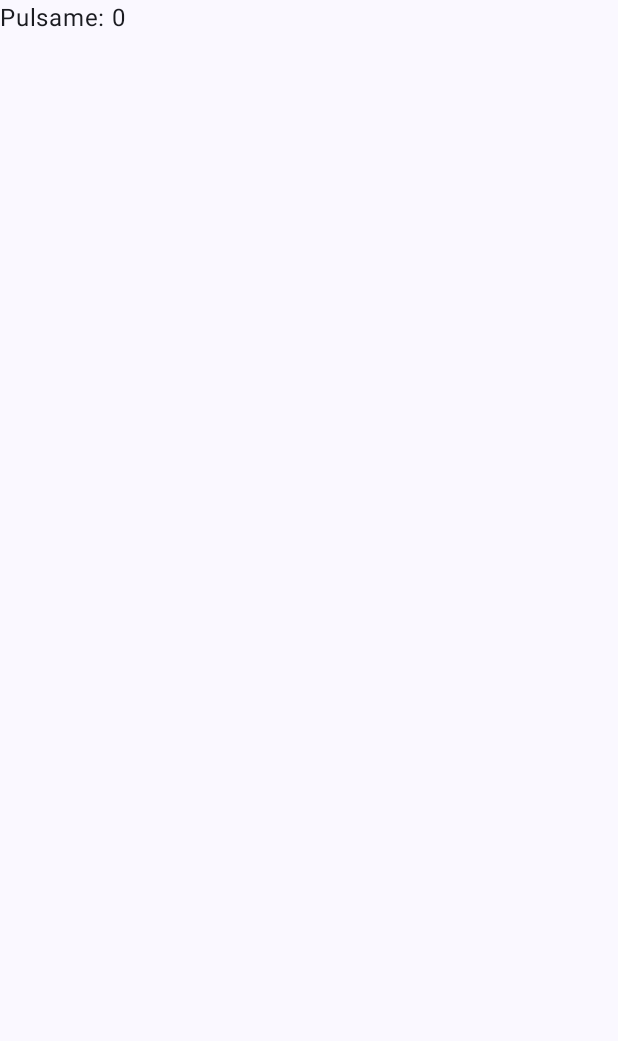
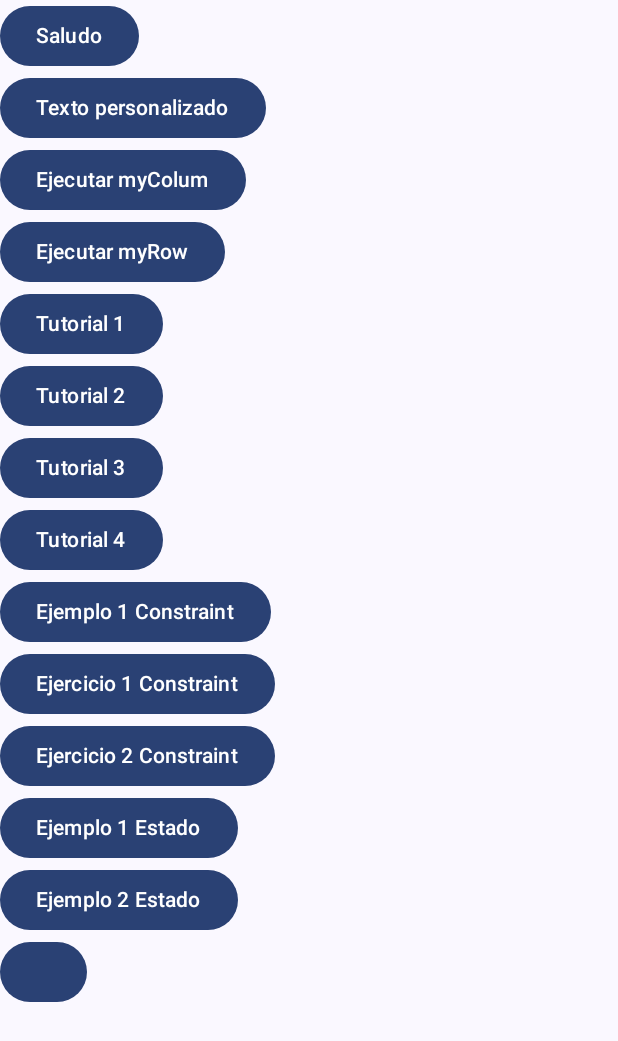
Before and after one commit to diegobenito2/Compose, an Android app built with Jetpack Compose: the screen it shows after launch (MainActivity), on a phone screen of 412 x 824 dp. Before the commit the part shown is almost empty. Shown: the top 1041 px of the screen. Run offline under Robolectric (Android 15) with nearby library versions, the phone set to English and light mode, and no system bars.

```diff
--- a/app/src/main/java/com/example/primeraaplicacioncompose/Components/Layouts/MyColumn.kt
+++ b/app/src/main/java/com/example/primeraaplicacioncompose/Components/Layouts/MyColumnRow.kt
@@ -6,16 +6,13 @@ import androidx.compose.foundation.layout.Arrangement
 import androidx.compose.foundation.layout.Column
 import androidx.compose.foundation.layout.Row
 import androidx.compose.foundation.layout.fillMaxHeight
-import androidx.compose.foundation.layout.fillMaxSize
 import androidx.compose.foundation.layout.fillMaxWidth
-import androidx.compose.foundation.layout.padding
 import androidx.compose.foundation.rememberScrollState
 import androidx.compose.foundation.verticalScroll
 import androidx.compose.material3.Text
 import androidx.compose.runtime.Composable
 import androidx.compose.ui.Modifier
 import androidx.compose.ui.graphics.Color
-import java.util.EnumSet.range
 
 
 @Composable
--- a/app/src/main/java/com/example/primeraaplicacioncompose/MainActivity.kt
+++ b/app/src/main/java/com/example/primeraaplicacioncompose/MainActivity.kt
@@ -4,23 +4,30 @@ import android.os.Bundle
 import androidx.activity.ComponentActivity
 import androidx.activity.compose.setContent
 import androidx.activity.enableEdgeToEdge
-import androidx.compose.foundation.background
-import androidx.compose.foundation.layout.Box
+import androidx.compose.foundation.layout.Column
 import androidx.compose.foundation.layout.fillMaxSize
-import androidx.compose.foundation.layout.fillMaxWidth
 import androidx.compose.foundation.layout.padding
-import androidx.compose.foundation.layout.size
+import androidx.compose.material3.Button
 import androidx.compose.material3.Scaffold
 import androidx.compose.material3.Text
 import androidx.compose.runtime.Composable
-import androidx.compose.ui.Alignment
 import androidx.compose.ui.Modifier
-import androidx.compose.ui.graphics.Color
-import androidx.compose.ui.tooling.preview.Preview
-import androidx.compose.ui.unit.dp
+import com.example.primeraaplicacioncompose.Components.Layouts.Tutoriales.Tutorial1
+import com.example.primeraaplicacioncompose.Components.Layouts.Tutoriales.Tutorial2
+import com.example.primeraaplicacioncompose.Components.Layouts.Tutoriales.tutorial3
+import com.example.primeraaplicacioncompose.Components.Layouts.Tutoriales.tutorial4
+import com.example.primeraaplicacioncompose.Components.Layouts.constraint.Ejemplo1
+import com.example.primeraaplicacioncompose.Components.Layouts.constraint.Ejercicio1Constraint
+import com.example.primeraaplicacioncompose.Components.Layouts.constraint.Ejercicio2Constraint
+import com.example.primeraaplicacioncompose.Components.Layouts.myColum
+import com.example.primeraaplicacioncompose.Components.Layouts.myRow
+import com.example.primeraaplicacioncompose.Text.ejemplosTexto
+import com.example.primeraaplicacioncompose.Text.greeting
+import com.example.primeraaplicacioncompose.Text.mytext
 import com.example.primeraaplicacioncompose.ui.theme.PrimeraAplicacionComposeTheme
 
 class MainActivity : ComponentActivity() {
+
     override fun onCreate(savedInstanceState: Bundle?) {
         super.onCreate(savedInstanceState)
         enableEdgeToEdge()
@@ -28,97 +35,71 @@ class MainActivity : ComponentActivity() {
             PrimeraAplicacionComposeTheme {
                 Scaffold(modifier = Modifier.fillMaxSize()) { innerPadding ->
 
-//                    greeting(
-//                        name = "Diego",
-//                        modifier = Modifier.padding(innerPadding)
-//                    )
-//                    mytext(
-//                        "Hola mundo", Modifier
-//                            .padding(25.dp)
-//                            .fillMaxWidth()
-//                            .background(Color.Green)
-//                    )
-//                    myBox2()
-//                    myColum()
-//                    myRow(modifier = Modifier.padding(innerPadding))
-//                    Tutorial1("Hola esto es el tutorial4_0 1","From Diego", modifier = Modifier.padding(innerPadding))
-//                    Tutorial2(modifier = Modifier.padding(innerPadding))
-//                    tutorial3(modifier = Modifier.padding(innerPadding))
-//                    tutorial4(modifier = Modifier.padding(innerPadding))
-//                    Ejemplo1(modifier = Modifier.padding(innerPadding))
-//                    Ejercicio1Constraint(modifier = Modifier.padding(innerPadding))
-//                    Ejercicio2Constraint(modifier = Modifier.padding(innerPadding))
-                    ejemplo2Estado(modifier = Modifier.padding(innerPadding))
-
-
-                }
+                    menu(modifier = Modifier.padding(innerPadding))
                 }
             }
         }
     }
 
+
     @Composable
-fun greeting(name: String, modifier: Modifier = Modifier) {
-    Text(
-        text = "Hello $name!",
+    fun menu(modifier: Modifier) {
+        Column(
+            modifier
+        ) {
+            Button(onClick = {
+                greeting(
+                    name = "Diego",
                     modifier = modifier
                 )
+            }) {
+                Text("Saludo")
             }
 
-@Composable
-fun mytext(text: String, modifier: Modifier = Modifier) {
-    Text(
-        text = text,
+            Button(onClick = { mytext() }) {
+                Text("Texto personalizado")
+            }
+            Button(onClick = { myColum() }) {
+                Text("Ejecutar myColum")
+            }
+            Button(onClick = { myRow(modifier = modifier) }) {
+                Text("Ejecutar myRow")
+            }
+            Button(onClick = {
+                Tutorial1(
+                    "Hola esto es el tutorial4_0 1",
+                    "From Diego",
                     modifier = modifier
                 )
+            }) {
+                Text("Tutorial 1")
             }
+            Button(onClick = { Tutorial2(modifier = modifier) }) {
+                Text("Tutorial 2")
+            }
+            Button(onClick = { tutorial3(modifier = modifier) }) {
+                Text("Tutorial 3")
+            }
+            Button(onClick = { tutorial4(modifier = modifier) }) {
+                Text("Tutorial 4")
+            }
+            Button(onClick = { Ejemplo1(modifier = modifier) }) {
+                Text("Ejemplo 1 Constraint")
+            }
+            Button(onClick = { Ejercicio1Constraint(modifier = modifier) }) {
+                Text("Ejercicio 1 Constraint")
+            }
+            Button(onClick = { Ejercicio2Constraint(modifier = modifier) }) {
+                Text("Ejercicio 2 Constraint")
+            }
+            Button(onClick = { ejemplo1Estado(modifier = modifier) }) {
+                Text("Ejemplo 1 Estado")
+            }
+            Button(onClick = { ejemplo2Estado(modifier = modifier) }) {
+                Text("Ejemplo 2 Estado")
+            }
+            Button(onClick = { ejemplosTexto(modifier)}) { }
 
-@Preview(showBackground = true)
-@Composable
-fun mytext() {
-    mytext(
-        "Adios", Modifier
-            .padding(25.dp)
-            .fillMaxWidth()
-            .background(Color.Green)
-    )
-    mytext(
-        "Hola",
-        Modifier
-            .background(Color.Green)
-            .fillMaxWidth()
-    )
-}
-
-@Preview(showBackground = true)
-@Composable
-fun greetingPreview() {
-    PrimeraAplicacionComposeTheme {
-        greeting("Diego")
-    }
-}
-
-@Composable
-fun myBox1() {
-    Box(modifier = Modifier.fillMaxSize()) {
-        Box(
-            modifier = Modifier
-                .size(50.dp)
-                .background(Color.Red)
-        )
-    }
-}
-
-@Preview(showBackground = true)
-@Composable
-fun myBox2() {
-    Box(modifier = Modifier.fillMaxSize(), contentAlignment = Alignment.Center) {
-        Box(
-            modifier = Modifier
-                .size(50.dp)
-                .background(Color.Red), contentAlignment = Alignment.BottomEnd
-        ) {
-            Text(text = "Hola")
         }
     }
 }
--- a/gradle/libs.versions.toml
+++ b/gradle/libs.versions.toml
@@ -1,5 +1,5 @@
 [versions]
-agp = "8.7.3"
+agp = "8.8.0"
 kotlin = "2.0.0"
 coreKtx = "1.15.0"
 junit = "4.13.2"
```
Also changed, not shown: app/src/main/java/com/example/primeraaplicacioncompose/Box/Box.kt (added, +38 -0 lines), app/src/main/java/com/example/primeraaplicacioncompose/Estados.kt (+18 -6 lines), app/src/main/java/com/example/primeraaplicacioncompose/Text/Text.kt (added, +87 -0 lines), gradle/wrapper/gradle-wrapper.properties. Lines whose indentation alone changed are shown as unchanged.
